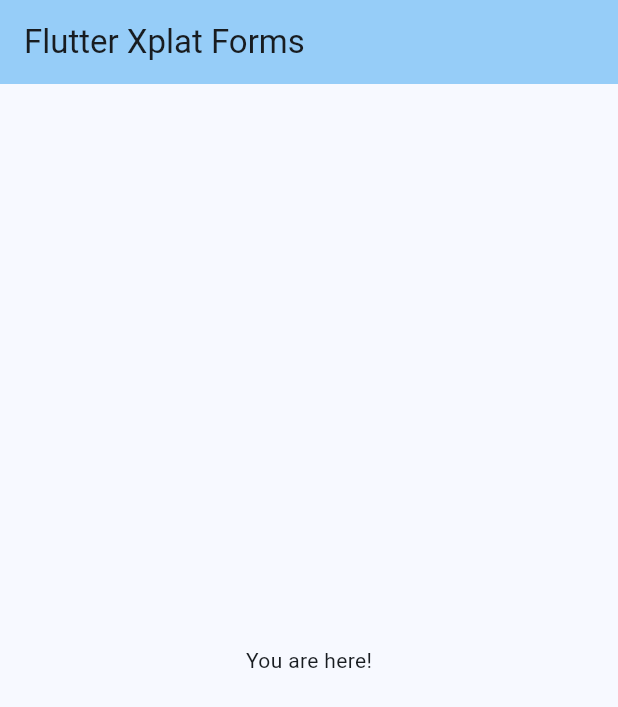
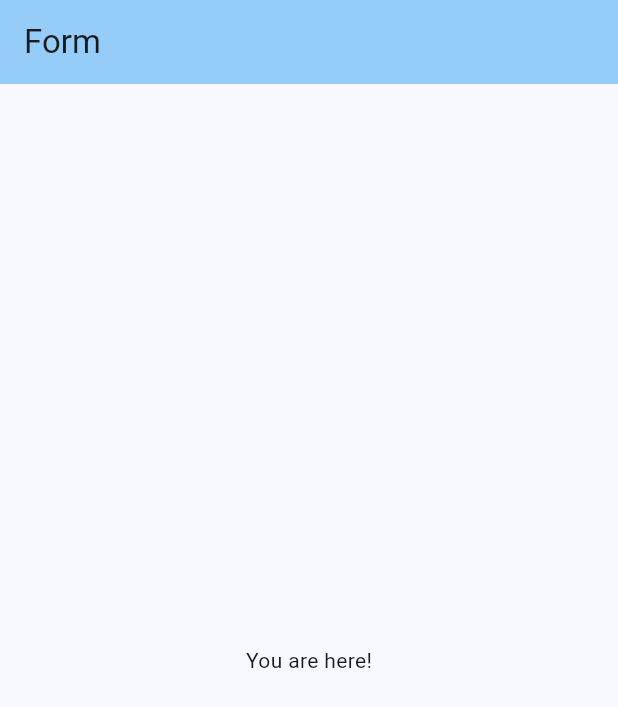
Before and after one commit to carljdp/flutter_xplat_forms, a Flutter app: the screen it shows after launch, on a phone screen of 412 x 824 dp. Shown: the top 707 px of the screen. Run offline on Flutter 3.47's test engine with Material 2 defaults, Android fonts, the phone set to English and light mode, and no system bars.

Commit message:
refactor title out

```diff
--- a/lib/main.dart
+++ b/lib/main.dart
@@ -1,20 +1,24 @@
 import 'package:flutter/material.dart';
 
+const String title = 'Form';
+
 void main() {
-  runApp(const MyApp());
+  runApp(const MyApp(title: title));
 }
 
 class MyApp extends StatelessWidget {
-  const MyApp({super.key});
+  const MyApp({super.key, required this.title});
+  final String title;
+
   @override
   Widget build(BuildContext context) {
     return MaterialApp(
-      title: 'Flutter Xplat Forms',
+      title: title,
       theme: ThemeData(
         colorScheme: ColorScheme.fromSeed(seedColor: Colors.lightBlue),
         useMaterial3: true,
       ),
-      home: const MyHomePage(title: 'Flutter Xplat Forms'),
+      home: MyHomePage(title: title),
     );
   }
 }
```
